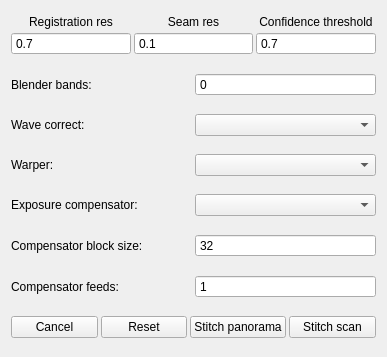
The window that src/gui/ui/stitchersettingsdialog.ui (nisemono0/AniStitch) describes before a commit, drawn with Qt 5.
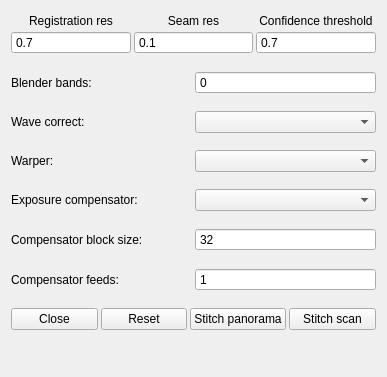
The same window after the commit.

Commit message: Update .ui files and add status tip message for dialog's widgets

The edit to the form file:
```diff
--- a/src/gui/ui/stitchersettingsdialog.ui
+++ b/src/gui/ui/stitchersettingsdialog.ui
@@ -7,19 +7,19 @@
     <x>0</x>
     <y>0</y>
     <width>387</width>
-    <height>357</height>
+    <height>377</height>
    </rect>
   </property>
   <property name="minimumSize">
    <size>
     <width>387</width>
-    <height>357</height>
+    <height>377</height>
    </size>
   </property>
   <property name="maximumSize">
    <size>
     <width>387</width>
-    <height>357</height>
+    <height>377</height>
    </size>
   </property>
   <property name="windowTitle">
@@ -305,7 +305,7 @@
         <enum>Qt::FocusPolicy::NoFocus</enum>
        </property>
        <property name="text">
-        <string>Cancel</string>
+        <string>Close</string>
        </property>
       </widget>
      </item>
@@ -341,6 +341,19 @@
      </item>
     </layout>
    </item>
+   <item>
+    <widget class="QLabel" name="labelStatusTip">
+     <property name="sizePolicy">
+      <sizepolicy hsizetype="Preferred" vsizetype="Maximum">
+       <horstretch>0</horstretch>
+       <verstretch>0</verstretch>
+      </sizepolicy>
+     </property>
+     <property name="text">
+      <string/>
+     </property>
+    </widget>
+   </item>
   </layout>
  </widget>
  <resources/>
```
Left out of the diff: 86 changed lines with no effect on the pictures. The commit also changes 5 other files.
